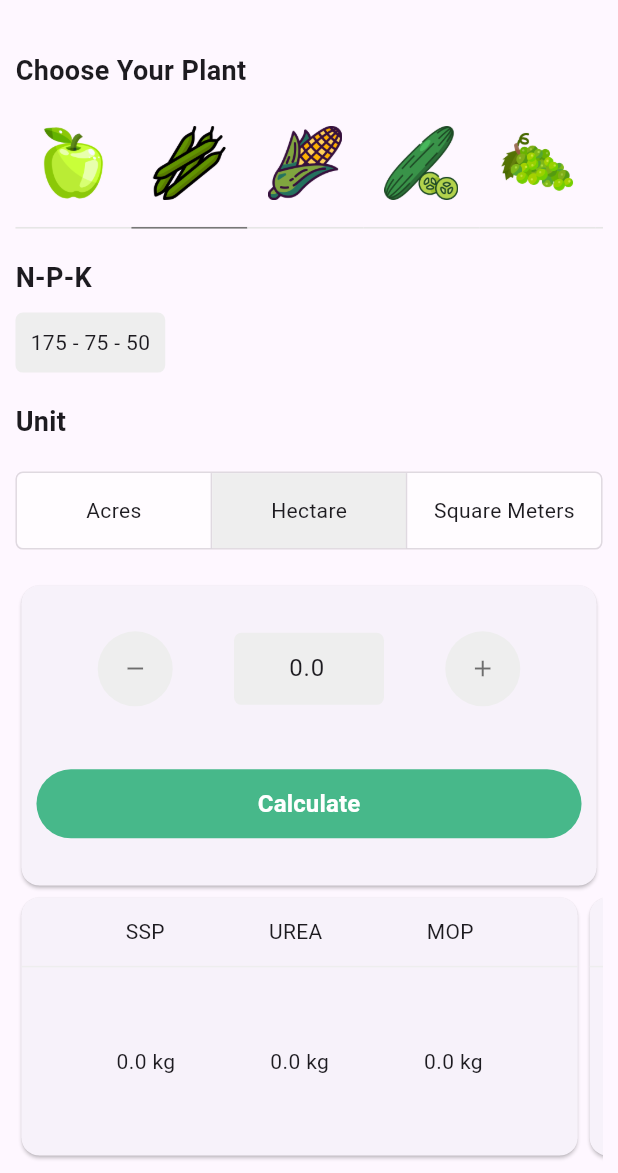
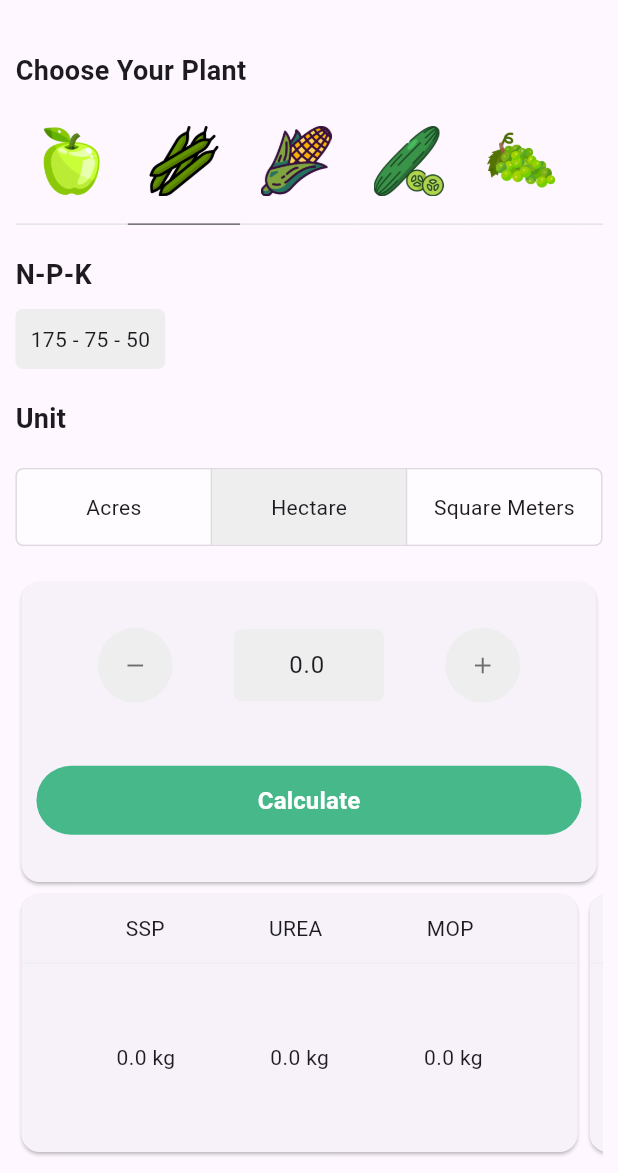
Before and after one commit to PlantieTeam/PlantieMobileApp, a Flutter app: the FertilizerCalculatorPage screen opened directly, on a phone screen of 412 x 824 dp, the part 63-1236 px from its top. Run offline on Flutter 3.47's test engine with Material 3 defaults, Android fonts, the phone set to English and light mode, and no system bars; our stand-ins replace bloc, equatable, firebase_auth, firebase_core, flip_card, flutter_bloc and 2 more; accounts and stored records are empty.

Commit message:
Fix the responsive issuses (when flip the mobile)

```diff
--- a/lib/shared/custom_listView.dart
+++ b/lib/shared/custom_listView.dart
@@ -27,10 +27,9 @@ class _CustomListViewState extends State<CustomListView> {
   Color listBorderButtomSide = const Color(0xffE6E6E6);
   @override
   Widget build(BuildContext context) {
-    var size = MediaQuery.of(context).size;
     return SizedBox(
-      height: (size.height) * 0.1,
-      width: size.width,
+      height: 80,
+      width: double.infinity,
       child: ListView.builder(
           itemCount: iconsList.length,
           scrollDirection: Axis.horizontal,
@@ -50,6 +49,7 @@ class _CustomListViewState extends State<CustomListView> {
                   padding: const EdgeInsetsDirectional.fromSTEB(
                       14.0, 14.0, 14.0, 18),
                   child: Image.asset(
+                    height: 50,
                     iconsList[index],
                   )),
             );
```
